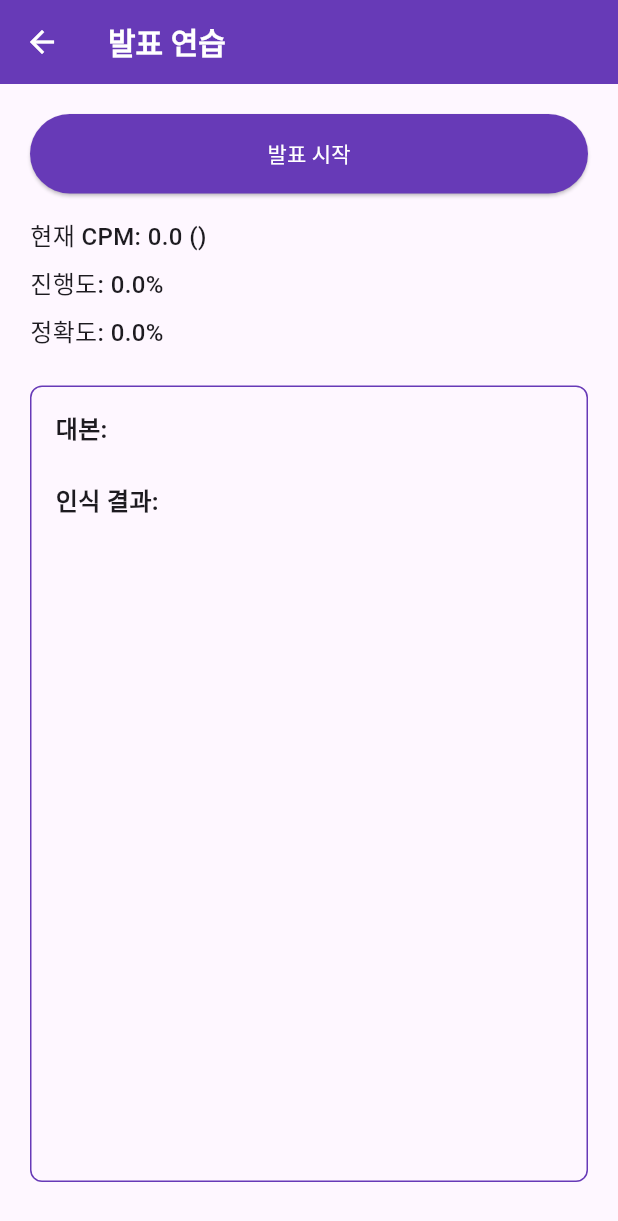
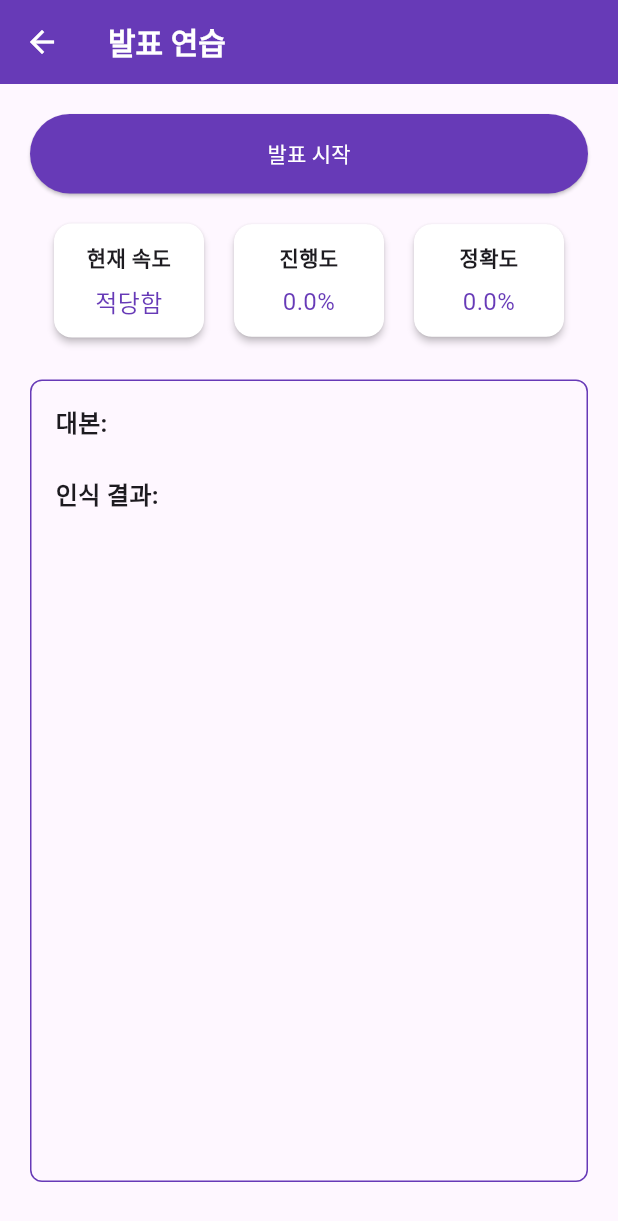
Before and after one commit to IngyoKim/TalkPilot, a Flutter app: the PresentationPracticePage screen opened directly with empty values, on a phone screen of 412 x 824 dp. Shown: the top 1221 px of the screen. Run offline on Flutter 3.47's test engine with Material 3 defaults, Android fonts, the phone set to English and light mode, and no system bars; our stand-ins replace file_picker, firebase_auth, firebase_core, firebase_database, flutter_dotenv, fluttertoast and 4 more; missing offline and left inert: kakao_flutter_sdk_common, kakao_flutter_sdk_user; accounts and stored records are empty; generated files the repository leaves out were written again; statements that could not run were skipped.

Commit message:
refactor: widget 분리 및 디자인 변경
- 디자인을 한눈에 알아보기 쉽도록 변경
- 현재 속도의 초기값을 적당함으로 지정

```diff
--- a/app/lib/src/pages/practice_page/presentation_practice_page.dart
+++ b/app/lib/src/pages/practice_page/presentation_practice_page.dart
@@ -2,13 +2,15 @@ import 'package:flutter/material.dart';
 import 'package:talk_pilot/src/pages/practice_page/widgets/presentation_practice_controller.dart';
 import 'package:talk_pilot/src/pages/practice_page/widgets/script_comparison_view.dart';
 import 'package:talk_pilot/src/pages/practice_page/widgets/result_button.dart';
+import 'package:talk_pilot/src/pages/practice_page/widgets/info_card.dart';
 
 class PresentationPracticePage extends StatefulWidget {
   final String projectId;
   const PresentationPracticePage({super.key, required this.projectId});
 
   @override
-  State<PresentationPracticePage> createState() => _PresentationPracticePageState();
+  State<PresentationPracticePage> createState() =>
+      _PresentationPracticePageState();
 }
 
 class _PresentationPracticePageState extends State<PresentationPracticePage> {
@@ -50,30 +52,36 @@ class _PresentationPracticePageState extends State<PresentationPracticePage> {
           children: [
             ElevatedButton(
               style: ElevatedButton.styleFrom(
-                backgroundColor: _controller.isListening ? Colors.grey : Colors.deepPurple,
+                backgroundColor:
+                    _controller.isListening ? Colors.grey : Colors.deepPurple,
                 foregroundColor: Colors.white,
                 padding: const EdgeInsets.symmetric(vertical: 16),
               ),
-              onPressed: _controller.isListening
-                  ? _controller.stopListening
-                  : _controller.startListening,
+              onPressed:
+                  _controller.isListening
+                      ? _controller.stopListening
+                      : _controller.startListening,
               child: Text(_controller.isListening ? '발표 중지' : '발표 시작'),
             ),
             const SizedBox(height: 16),
-            Text(
-              '현재 CPM: ${_controller.currentCpm.toStringAsFixed(1)} (${_controller.cpmStatus})',
-              style: const TextStyle(fontSize: 16, fontWeight: FontWeight.w500),
+
+            Row(
+              mainAxisAlignment: MainAxisAlignment.spaceEvenly,
+              children: [
+                InfoCard(title: '현재 속도', value: _controller.cpmStatus),
+                InfoCard(
+                  title: '진행도',
+                  value:
+                      '${(_controller.scriptProgress * 100).toStringAsFixed(1)}%',
+                ),
+                InfoCard(
+                  title: '정확도',
+                  value:
+                      '${(_controller.scriptAccuracy * 100).toStringAsFixed(1)}%',
+                ),
+              ],
             ),
-            const SizedBox(height: 8),
-            Text(
-              '진행도: ${(_controller.scriptProgress * 100).toStringAsFixed(1)}%',
-              style: const TextStyle(fontSize: 16, fontWeight: FontWeight.w500),
-            ),
-            const SizedBox(height: 8),
-            Text(
-              '정확도: ${(_controller.scriptAccuracy * 100).toStringAsFixed(1)}%',
-              style: const TextStyle(fontSize: 16, fontWeight: FontWeight.w500),
-            ),
+
             const SizedBox(height: 24),
             Expanded(
               child: Container(
--- /dev/null
+++ b/app/lib/src/pages/practice_page/widgets/info_card.dart
@@ -0,0 +1,36 @@
+import 'package:flutter/material.dart';
+
+class InfoCard extends StatelessWidget {
+  final String title;
+  final String value;
+
+  const InfoCard({super.key, required this.title, required this.value});
+
+  @override
+  Widget build(BuildContext context) {
+    return Card(
+      elevation: 2,
+      color: Colors.white,
+      child: Container(
+        width: 100,
+        padding: const EdgeInsets.all(12),
+        child: Column(
+          mainAxisSize: MainAxisSize.min,
+          children: [
+            Text(
+              title,
+              style: const TextStyle(fontSize: 14, fontWeight: FontWeight.bold),
+              textAlign: TextAlign.center,
+            ),
+            const SizedBox(height: 8),
+            Text(
+              value,
+              style: const TextStyle(fontSize: 16, color: Colors.deepPurple),
+              textAlign: TextAlign.center,
+            ),
+          ],
+        ),
+      ),
+    );
+  }
+}
--- a/app/lib/src/pages/practice_page/widgets/presentation_practice_controller.dart
+++ b/app/lib/src/pages/practice_page/widgets/presentation_practice_controller.dart
@@ -21,7 +21,7 @@ class PresentationPracticeController {
   String recognizedText = '';
   bool isListening = false;
   double currentCpm = 0.0;
-  String cpmStatus = '';
+  String cpmStatus = '적당함';
   double userCpm = 0.0;
   double scriptProgress = 0.0;
 
```
